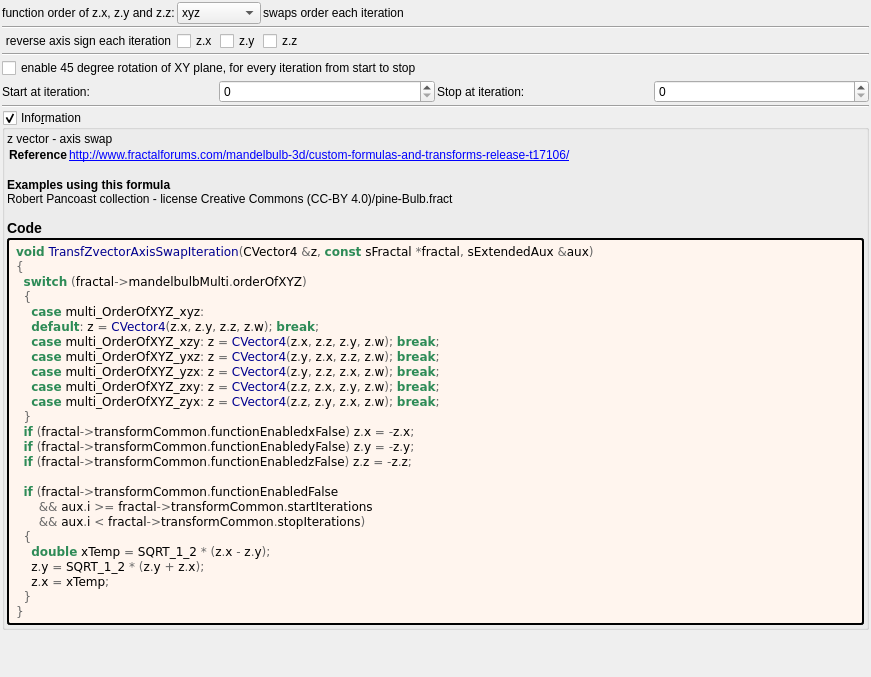
Above: mandelbulber2/formula/ui/fractal_transf_zvector_axis_swap.ui from buddhi1980/mandelbulber2 before the change. Below: the same form after it.
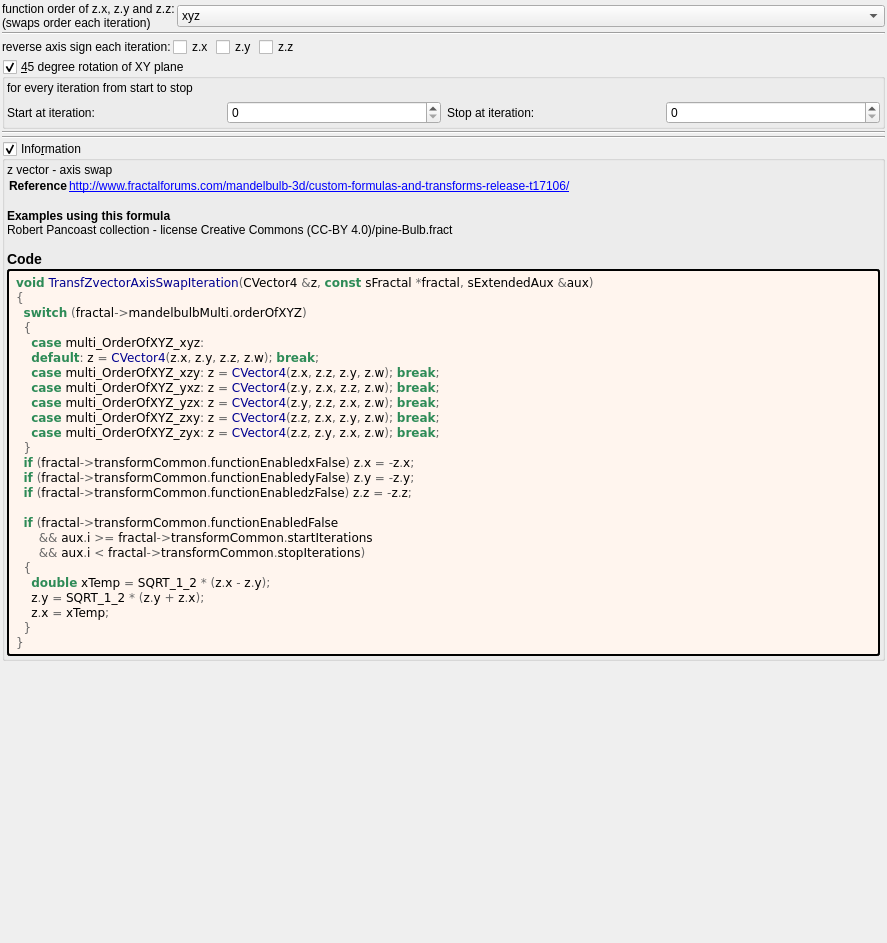
That is the form after the change. Custom widgets are drawn as their Qt base class.

Commit message: Fished cleaning up of all formula UI

What changed in the file:
```diff
--- a/mandelbulber2/formula/ui/fractal_transf_zvector_axis_swap.ui
+++ b/mandelbulber2/formula/ui/fractal_transf_zvector_axis_swap.ui
@@ -6,8 +6,8 @@
    <rect>
     <x>0</x>
     <y>0</y>
-    <width>871</width>
-    <height>677</height>
+    <width>887</width>
+    <height>943</height>
    </rect>
   </property>
   <property name="windowTitle">
@@ -30,25 +30,16 @@
     <number>2</number>
    </property>
    <item>
-    <layout class="QGridLayout" name="gridLayout_23">
-     <property name="spacing">
-      <number>2</number>
-     </property>
-     <item row="2" column="2">
-      <widget class="MyCheckBox" name="checkBox_transf_function_enabledy_false">
+    <layout class="QGridLayout" name="gridLayout" columnstretch="0,1">
+     <item row="0" column="0">
+      <widget class="QLabel" name="label">
        <property name="text">
-        <string notr="true">z.y</string>
+        <string>function order of z.x, z.y and z.z:
+(swaps order each iteration)</string>
        </property>
       </widget>
      </item>
-     <item row="2" column="1">
-      <widget class="MyCheckBox" name="checkBox_transf_function_enabledx_false">
-       <property name="text">
-        <string notr="true">z.x</string>
-       </property>
-      </widget>
-     </item>
-     <item row="0" column="1" colspan="2">
+     <item row="0" column="1">
       <widget class="QComboBox" name="comboBox_mandelbulbMulti_order_of_xyz">
        <item>
         <property name="text">
@@ -82,57 +73,49 @@
        </item>
       </widget>
      </item>
-     <item row="0" column="3">
-      <widget class="QLabel" name="label_4">
+    </layout>
+   </item>
+   <item>
+    <widget class="Line" name="line_2">
+     <property name="orientation">
+      <enum>Qt::Horizontal</enum>
+     </property>
+    </widget>
+   </item>
+   <item>
+    <layout class="QGridLayout" name="gridLayout_23">
+     <property name="spacing">
+      <number>2</number>
+     </property>
+     <item row="0" column="2">
+      <widget class="MyCheckBox" name="checkBox_transf_function_enabledy_false">
        <property name="text">
-        <string>swaps order each iteration</string>
-       </property>
-       <property name="alignment">
-        <set>Qt::AlignCenter</set>
+        <string notr="true">z.y</string>
        </property>
       </widget>
      </item>
-     <item row="2" column="3" colspan="2">
+     <item row="0" column="3">
       <widget class="MyCheckBox" name="checkBox_transf_function_enabledz_false">
        <property name="text">
         <string notr="true">z.z</string>
        </property>
       </widget>
      </item>
-     <item row="0" column="0">
-      <widget class="QLabel" name="label">
+     <item row="0" column="1">
+      <widget class="MyCheckBox" name="checkBox_transf_function_enabledx_false">
        <property name="text">
-        <string>function order of z.x, z.y and z.z:</string>
-       </property>
-       <property name="alignment">
-        <set>Qt::AlignCenter</set>
+        <string notr="true">z.x</string>
        </property>
       </widget>
      </item>
-     <item row="2" column="0">
+     <item row="0" column="0">
       <widget class="QLabel" name="label_3">
        <property name="text">
-        <string>reverse axis sign each iteration</string>
-       </property>
-       <property name="alignment">
-        <set>Qt::AlignCenter</set>
+        <string>reverse axis sign each iteration:</string>
        </property>
       </widget>
      </item>
-     <item row="0" column="4" colspan="2">
-      <spacer name="horizontalSpacer_2">
-       <property name="orientation">
-        <enum>Qt::Horizontal</enum>
-       </property>
-       <property name="sizeHint" stdset="0">
-        <size>
-         <width>40</width>
-         <height>20</height>
-        </size>
-       </property>
-      </spacer>
-     </item>
-     <item row="2" column="5">
+     <item row="0" column="4">
       <spacer name="horizontalSpacer">
        <property name="orientation">
         <enum>Qt::Horizontal</enum>
@@ -145,32 +128,37 @@
        </property>
       </spacer>
      </item>
-     <item row="1" column="0" colspan="6">
-      <widget class="Line" name="line_2">
-       <property name="orientation">
-        <enum>Qt::Horizontal</enum>
-       </property>
-      </widget>
-     </item>
     </layout>
    </item>
    <item>
-    <widget class="Line" name="line">
-     <property name="orientation">
-      <enum>Qt::Horizontal</enum>
+    <widget class="MyGroupBox" name="groupCheck_transf_function_enabled_false">
+     <property name="title">
+      <string>&amp;45 degree rotation of XY plane</string>
      </property>
-    </widget>
-   </item>
+     <property name="checkable">
+      <bool>true</bool>
+     </property>
+     <layout class="QVBoxLayout" name="verticalLayout_3">
+      <property name="leftMargin">
+       <number>2</number>
+      </property>
+      <property name="topMargin">
+       <number>2</number>
+      </property>
+      <property name="rightMargin">
+       <number>2</number>
+      </property>
+      <property name="bottomMargin">
+       <number>2</number>
+      </property>
    <item>
-    <layout class="QGridLayout" name="gridLayout_15">
-     <item row="1" column="0">
-      <widget class="MyCheckBox" name="checkBox_transf_function_enabled_false">
+       <widget class="QLabel" name="label_2">
        <property name="text">
-        <string>enable 45 degree rotation of XY plane, for every iteration from start to stop</string>
+         <string>for every iteration from start to stop</string>
        </property>
       </widget>
      </item>
-     <item row="3" column="0" colspan="2">
+      <item>
       <layout class="QGridLayout" name="gridLayout_2">
        <item row="0" column="2">
         <widget class="QLabel" name="label_49">
@@ -221,6 +209,14 @@
       </layout>
      </item>
     </layout>
+    </widget>
+   </item>
+   <item>
+    <widget class="Line" name="line">
+     <property name="orientation">
+      <enum>Qt::Horizontal</enum>
+     </property>
+    </widget>
    </item>
    <item>
     <widget class="Line" name="line_3">
```
Left out of the diff: 4 changed lines with no effect on the pictures. Lines whose indentation alone changed are shown as unchanged. The commit also changes 7 other files.
